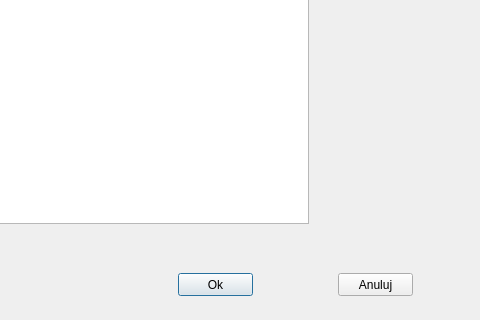
Old version of the form tables_window.ui in the repository justynak/dbar_barman; both pictures show x 202 to 682 and y 157 to 477 of the 682 by 477 pixel window.
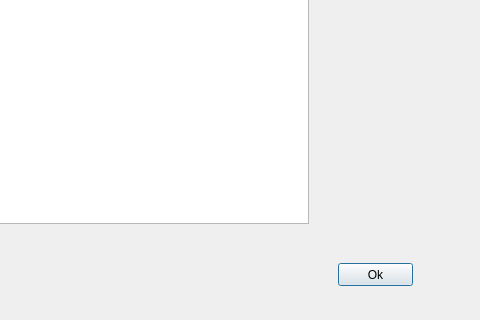
New version of the form.

```diff
--- a/tables_window.ui
+++ b/tables_window.ui
@@ -44,27 +44,14 @@
   <widget class="QPushButton" name="button_ok">
    <property name="geometry">
     <rect>
-     <x>380</x>
-     <y>430</y>
-     <width>75</width>
-     <height>23</height>
-    </rect>
-   </property>
-   <property name="text">
-    <string>Ok</string>
-   </property>
-  </widget>
-  <widget class="QPushButton" name="button_discard">
-   <property name="geometry">
-    <rect>
      <x>540</x>
-     <y>430</y>
+     <y>420</y>
      <width>75</width>
      <height>23</height>
     </rect>
    </property>
    <property name="text">
-    <string>Anuluj</string>
+    <string>Ok</string>
    </property>
   </widget>
  </widget>
```
